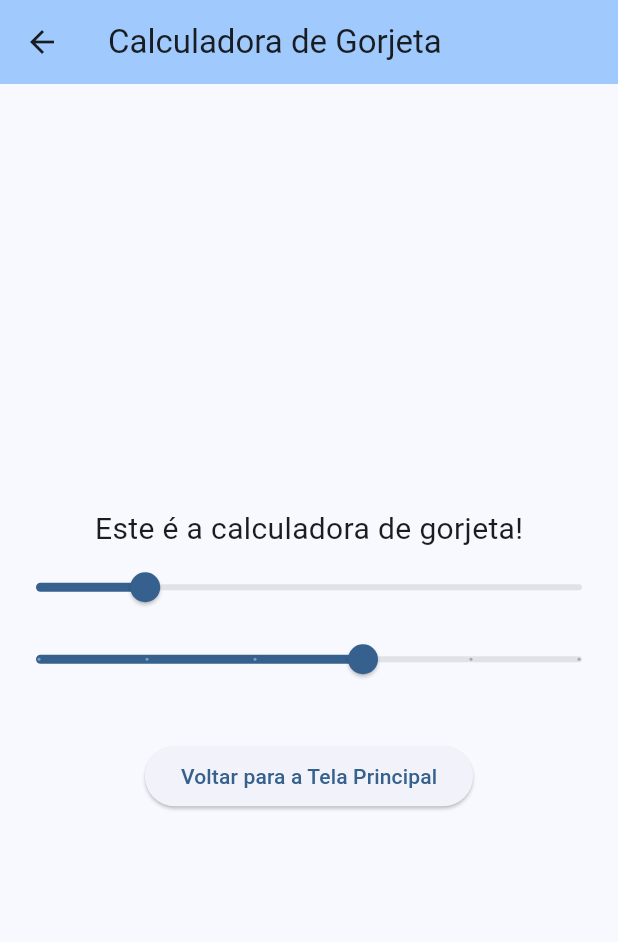
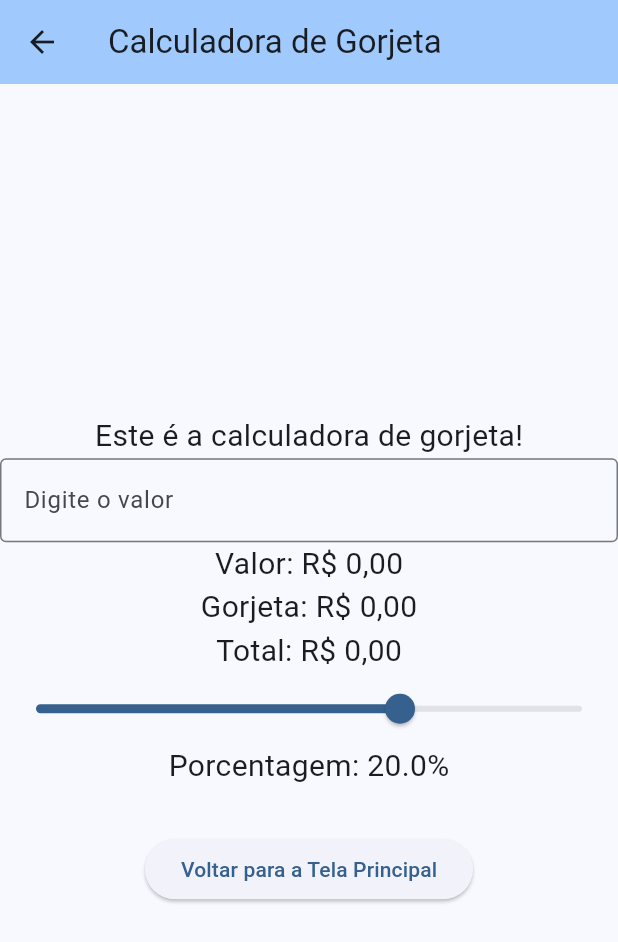
Before and after one commit to eanassu/hello_world, a Flutter app: the screen it shows after launch, after a tap on "Ir para a Calculadora de Gorjeta", on a phone screen of 412 x 824 dp. Shown: the top 942 px of the screen. Run offline on Flutter 3.47's test engine with Material 3 defaults, Android fonts, the phone set to English and light mode, and no system bars.

Commit message:
Complemento da tela de cálculo de gorjeta

```diff
--- a/lib/main.dart
+++ b/lib/main.dart
@@ -43,7 +43,6 @@ class _MyHomePageState extends State<MyHomePage> {
   @override
   Widget build(BuildContext context) {
     return Scaffold(
-      backgroundColor: Color(Colors.blue.value),
       appBar: AppBar(
         backgroundColor: Theme.of(context).colorScheme.inversePrimary,
         title: Text(widget.title),
--- a/lib/tip_calculator.dart
+++ b/lib/tip_calculator.dart
@@ -1,4 +1,5 @@
 import 'package:flutter/material.dart';
+import 'package:intl/intl.dart';
 
 class TipCalculator extends StatefulWidget {
   const TipCalculator({super.key});
@@ -7,14 +8,18 @@ class TipCalculator extends StatefulWidget {
   State<TipCalculator> createState() => _TipCalculatorState();
 }
 class _TipCalculatorState extends State<TipCalculator> {
-  double currentSliderValue = 20.0;
-  double currentDiscreteSliderValue = 60;
-   bool year2023 = true;
+  double _currentSliderValue = 20.0;
+  double _valor = 0.0;
+  double _gorjeta = 0.0;
+  double _valorTotal = 0.0;
+  bool _year2023 = true;
+  final TextEditingController _controller1 = TextEditingController();
   @override
   Widget build(BuildContext context) {
     return Scaffold(
       appBar: AppBar(
         title: const Text('Calculadora de Gorjeta'),
+
         backgroundColor: Theme.of(context).colorScheme.inversePrimary,
       ),
       body: Center(
@@ -25,28 +30,51 @@ class _TipCalculatorState extends State<TipCalculator> {
               'Este é a calculadora de gorjeta!',
               style: TextStyle(fontSize: 20),
           ),
-              Slider(
-              year2023: year2023,
-              value: currentSliderValue,
-              max: 100,
+          TextField(
+              keyboardType: TextInputType.number,
+              controller: _controller1,
+              onChanged: (value) {
+                setState(() {
+                  _valor = double.tryParse(value) ?? 0.0;
+                  _valor /= 100.0;
+                  _gorjeta = (_valor * _currentSliderValue / 100);
+                  _valorTotal = _valor + _gorjeta;
+                });
+              },
+              decoration: InputDecoration(
+                labelText: 'Digite o valor',
+                hintText: 'valor',
+                border: OutlineInputBorder(),
+              ),
+            ),
+          Text(
+            'Valor: ${NumberFormat.currency(locale: 'pt_BR', symbol: 'R\$').format(_valor)}',
+            style: TextStyle(fontSize: 20),
+          ),
+          Text(
+            'Gorjeta: ${NumberFormat.currency(locale: 'pt_BR', symbol: 'R\$').format(_gorjeta)}',
+            style: TextStyle(fontSize: 20),
+          ),
+          Text(
+            'Total: ${NumberFormat.currency(locale: 'pt_BR', symbol: 'R\$').format(_valorTotal)}',
+            style: TextStyle(fontSize: 20),
+          ),
+          Slider(
+              year2023: _year2023,
+              value: _currentSliderValue,
+              max: 30,
               onChanged: (double value) {
                 setState(() {
-                  currentSliderValue = value;
+                  _currentSliderValue = value;
+                  _gorjeta = (_valor * _currentSliderValue / 100);
+                  _valorTotal = _valor + _gorjeta;
                 });
               },
             ),
-            Slider(
-              year2023: year2023,
-              value: currentDiscreteSliderValue,
-              max: 100,
-              divisions: 5,
-              label: currentDiscreteSliderValue.round().toString(),
-              onChanged: (double value) {
-                setState(() {
-                  currentDiscreteSliderValue = value;
-                });
-              },
-            ),
+          Text(
+            'Porcentagem: ${_currentSliderValue.toStringAsFixed(1)}%',
+            style: TextStyle(fontSize: 20),
+          ),
             const SizedBox(height: 30),
             ElevatedButton(
               onPressed: () {
--- a/pubspec.yaml
+++ b/pubspec.yaml
@@ -34,6 +34,7 @@ dependencies:
   # The following adds the Cupertino Icons font to your application.
   # Use with the CupertinoIcons class for iOS style icons.
   cupertino_icons: ^1.0.8
+  intl: ^0.20.2
 
 dev_dependencies:
   flutter_test:
```
Also changed, not shown: pubspec.lock.
